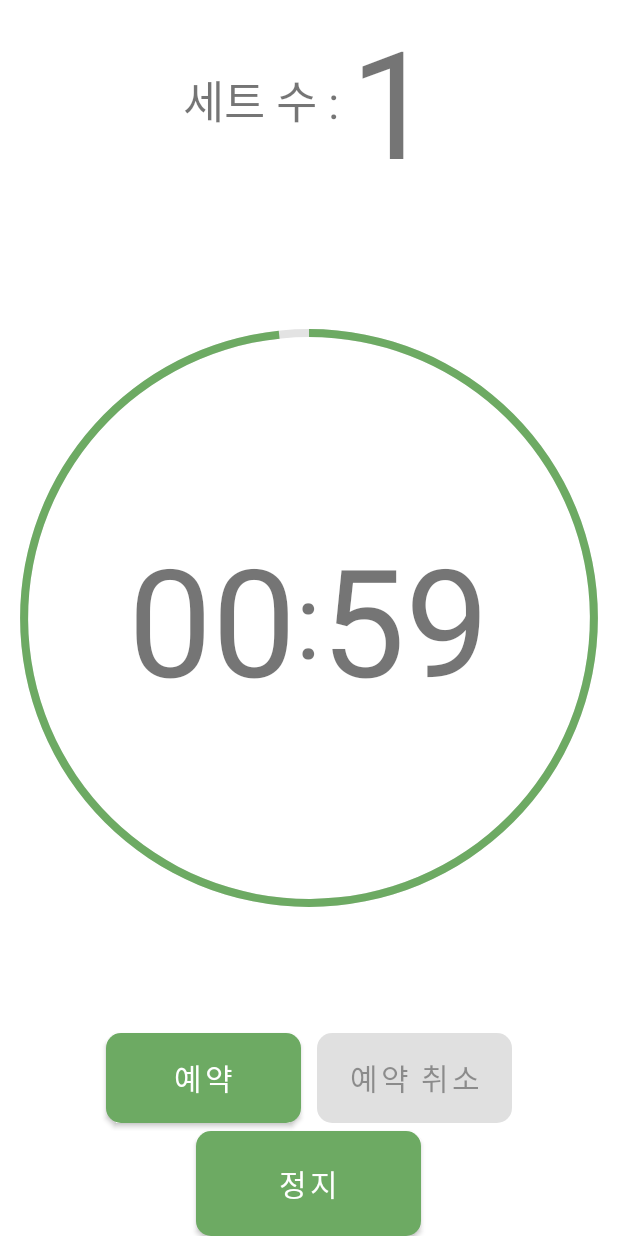
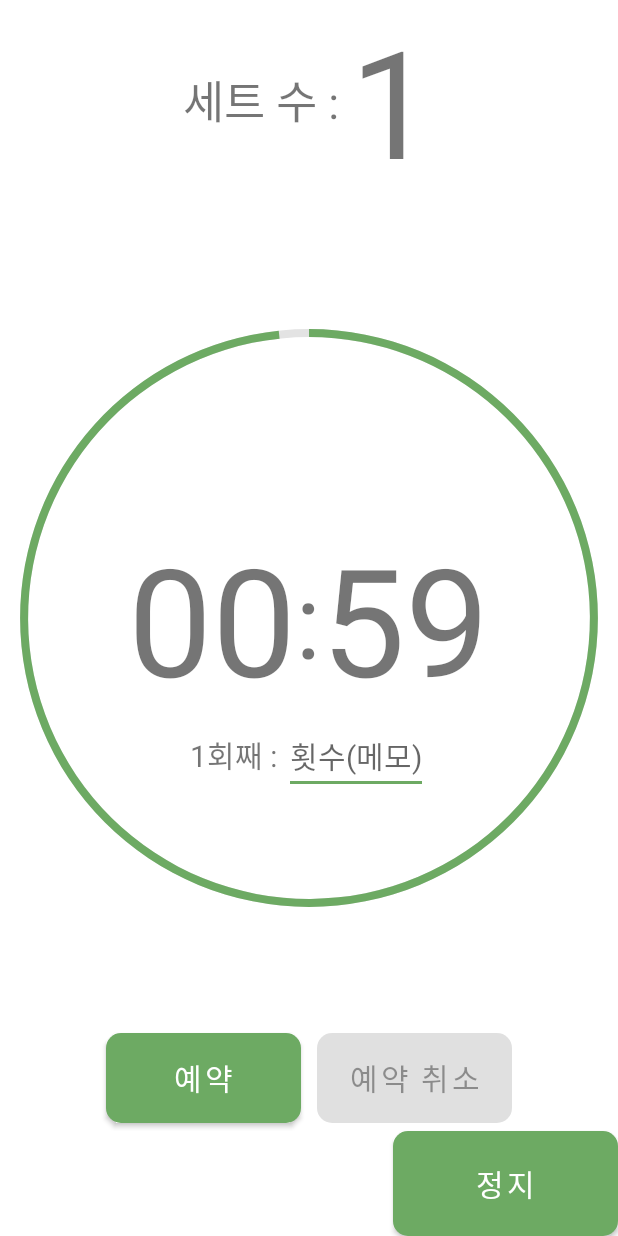
Before and after one commit to 9ranr11d/exercise, an Android app: the TimerScene screen opened directly, with no data from a screen before it, on a phone screen of 412 x 824 dp. Run offline under Robolectric (Android 15) with nearby library versions, the phone set to English and light mode, and no system bars.

Commit message:
ADD 'REPS PER SET'

```diff
--- a/app/build.gradle
+++ b/app/build.gradle
@@ -9,8 +9,8 @@ android {
         applicationId "com.example.exercise"
         minSdk 26
         targetSdk 31
-        versionCode 18
-        versionName "0.0.1"
+        versionCode 19
+        versionName "0.1.0"
 
         testInstrumentationRunner "androidx.test.runner.AndroidJUnitRunner"
     }
--- a/app/src/main/java/com/example/exercise/MainActivity.java
+++ b/app/src/main/java/com/example/exercise/MainActivity.java
@@ -31,7 +31,7 @@ public class MainActivity extends AppCompatActivity implements View.OnClickListe
     public final static String TAG = "MainActivity";
     public final static int MaxSetNum = 20;     //운동 세트수의 최대값
     public final static String sfFileName = "save_value";
-    public static int DPI, seq, setNum = 0, themeNum, timeDefault;
+    public static int DPI = 0, seq = 0, setNum = 0, themeNum = 0, timeDefault = 0, lastSeq = 0;
 
     private Button settingBtn;
 
@@ -72,8 +72,9 @@ public class MainActivity extends AppCompatActivity implements View.OnClickListe
         String sql = "SELECT * FROM exercise;";
         Cursor lookupCursor = db.rawQuery(sql,null);
         while(lookupCursor.moveToNext()) {
+            lastSeq = lookupCursor.getInt(0);
             exerciseDAO.insertObj(
-                    lookupCursor.getInt(0),
+                    lastSeq,
                     lookupCursor.getString(1),
                     lookupCursor.getString(2),
                     lookupCursor.getString(3),
--- a/app/src/main/java/com/example/exercise/RecordMenu.java
+++ b/app/src/main/java/com/example/exercise/RecordMenu.java
@@ -167,7 +167,7 @@ public class RecordMenu extends Fragment implements View.OnClickListener {
             for(int i = 0; i < typeAry.length; i++) {
                 typeList.add(Collections.frequency(dateType, date + ":" + typeAry[i]));     //부위별 빈도수를 typeList에 저장
             }
-            Log.d(TAG, "date type frequency = " + date + typeList);
+            Log.d(TAG, date + " type frequency = " + typeList);
             int colorNum = typeList.indexOf(Collections.max(typeList));                           //typeList의 최빈수의 위치를 저장
 
             Log.d(TAG, date + " color = " + Integer.toHexString(colorAry[colorNum]));
--- a/app/src/main/java/com/example/exercise/TimerScene.java
+++ b/app/src/main/java/com/example/exercise/TimerScene.java
@@ -17,19 +17,24 @@ import android.os.Build;
 import android.os.Bundle;
 import android.util.Log;
 import android.view.View;
+import android.view.inputmethod.EditorInfo;
 import android.widget.Button;
+import android.widget.EditText;
 import android.widget.ProgressBar;
 import android.widget.TextView;
 import android.widget.Toast;
 
+import java.util.Arrays;
 import java.util.Timer;
 import java.util.TimerTask;
 
 public class TimerScene extends AppCompatActivity implements View.OnClickListener {
     private final String TAG = "TimerScene";
-    private int minute = 0, second = 0, setNum = 0, timeMNum = 0, timeSNum = 0, routine = 0, tScenMode = 0;
+    private int minute = 0, second = 0, setNum = 0, timeMNum = 0, timeSNum = 0, routine = 0, tSceneMode = 0;
+    private String repsPerSet = "";
 
-    private TextView minuteTex, secondTex, timerSetTex;
+    private TextView minuteTex, secondTex, timerSetTex, numTex;
+    private EditText numEdit;
     private Button timeStopBtn, reservationBtn, reserCancelBtn;
     private ProgressBar ringProgressBar;
 
@@ -58,7 +63,7 @@ public class TimerScene extends AppCompatActivity implements View.OnClickListene
 
                 Toast.makeText(getApplication(), "기록이 예약되었습니다.", Toast.LENGTH_SHORT).show();
 
-                tScenMode = 1;      //1 : 예약, 0 : 예약 취소
+                tSceneMode = 1;      //1 : 예약, 0 : 예약 취소
             }else if(result.getResultCode() == RESULT_CANCELED) {
                 reservationBtn.setEnabled(true);
                 reserCancelBtn.setEnabled(false);
@@ -68,6 +73,11 @@ public class TimerScene extends AppCompatActivity implements View.OnClickListene
         minuteTex = findViewById(R.id.minuteTex);
         secondTex = findViewById(R.id.secondTex);
         timerSetTex = findViewById(R.id.timerSetTex);
+        numTex = findViewById(R.id.numTex);
+        //Edit
+        numEdit = findViewById(R.id.numEdit);
+
+        numEdit.setImeOptions(EditorInfo.IME_ACTION_DONE);  //키보드 내려가게
         //버튼
         timeStopBtn = findViewById(R.id.timeStopBtn);
         reservationBtn = findViewById(R.id.reservationBtn);
@@ -86,6 +96,7 @@ public class TimerScene extends AppCompatActivity implements View.OnClickListene
         timeSNum = getTimerIntent.getIntExtra("second", 0);
         setNum = getTimerIntent.getIntExtra("set_n", 0);
         routine = getTimerIntent.getIntExtra("routine", 1);
+        repsPerSet = getTimerIntent.getStringExtra("reps_per_set");
 
         minute = timeMNum;
         second = timeSNum;
@@ -94,10 +105,8 @@ public class TimerScene extends AppCompatActivity implements View.OnClickListene
         ringProgressBar.setMin(0);
         ringProgressBar.setProgress(getMaxTime(minute, second));
 
-        ++setNum;
-
-        timerSetTex.setText(String.valueOf(setNum));
-
+        timerSetTex.setText(String.valueOf(++setNum));
+        numTex.setText(setNum + "회째 : ");
         //타이머 시작
         restTimerTask = createTimerTask();
         timer.schedule(restTimerTask, 0, 1000);
@@ -134,12 +143,16 @@ public class TimerScene extends AppCompatActivity implements View.OnClickListene
                             }
 
                             successIntent.putExtra("set_n", setNum);
-
                             Log.d(TAG, "setNum = " + setNum);
 
-                            if(tScenMode == 0)
+                            if(tSceneMode == 0) {   //예약 X
+                                String tRPS = numEdit.getText().toString();
+                                successIntent.putExtra("reps_per_set", tRPS);
+                                Log.d(TAG, "reps per set = " + tRPS);
+
                                 setResult(RESULT_OK, successIntent);
-                            else
+                            }
+                            else                    //예약 O
                                 setResult(2, successIntent);
 
                             showNoti(TAG, "쉬는 시간 끝");
@@ -177,6 +190,7 @@ public class TimerScene extends AppCompatActivity implements View.OnClickListene
         notiIntent.putExtra("routine", routine);
 
         PendingIntent notiPendingIntent;
+
         if(Build.VERSION.SDK_INT >= Build.VERSION_CODES.S) {
             notiPendingIntent = PendingIntent.getActivity(getApplication(), 99, notiIntent, PendingIntent.FLAG_UPDATE_CURRENT | PendingIntent.FLAG_MUTABLE);
         }else {
@@ -187,6 +201,7 @@ public class TimerScene extends AppCompatActivity implements View.OnClickListene
         NotificationCompat.Builder notificationBuilder;
 
         notificationManager = (NotificationManager) getApplication().getSystemService(Context.NOTIFICATION_SERVICE);
+
         if(Build.VERSION.SDK_INT >= Build.VERSION_CODES.O) {
             notificationManager.createNotificationChannel(new NotificationChannel("default", "기본 채널", NotificationManager.IMPORTANCE_DEFAULT));
             notificationBuilder = new NotificationCompat.Builder(getApplication(), "default");
@@ -215,9 +230,22 @@ public class TimerScene extends AppCompatActivity implements View.OnClickListene
                 finish();
                 break;
             case R.id.reservationBtn:   //예약
+                int[] iRPS = new int[setNum];
+                //저장된 임시저장값이 있을 때만 실행
+                if(repsPerSet.length() != 0) {
+                    String[] tRPS = repsPerSet.split(",");
+                    //세트별 횟수 임시저장값을 배열의 맞는 위치에 대입
+                    for (String str : tRPS) {
+                        String[] tStr = str.split(":");
+                        int tInt = Integer.parseInt(tStr[0]) - 1;
+                        iRPS[tInt] = Integer.parseInt(tStr[1]);
+                    }
+                    Log.d(TAG, "reps per set = " + Arrays.toString(iRPS));
+                }
                 Intent recordIntent = new Intent(getApplication(), RecordScene.class);
                 recordIntent.putExtra("set_n", setNum);
                 recordIntent.putExtra("eName", routine);
+                recordIntent.putExtra("reps_per_set", iRPS);
 
                 tSceneLauncher.launch(recordIntent);
                 //예약 버튼 비활성화, 예약취소 버튼 활성화
@@ -225,7 +253,7 @@ public class TimerScene extends AppCompatActivity implements View.OnClickListene
                 reserCancelBtn.setEnabled(true);
                 break;
             case R.id.reserCancelBtn:   //예약취소
-                tScenMode = 0;
+                tSceneMode = 0;
                 Toast.makeText(getApplication(), "예약 취소되었습니다.", Toast.LENGTH_SHORT).show();
                 //예약 버튼 활성화, 예약취소 버튼 비활성화
                 reservationBtn.setEnabled(true);
--- a/app/src/main/res/layout/activity_popup.xml
+++ b/app/src/main/res/layout/activity_popup.xml
@@ -30,6 +30,7 @@
         <Spinner
             android:layout_width="200dp"
             android:layout_height="wrap_content"
+            android:spinnerMode="dropdown"
             android:id="@+id/pTypeSpi" />
 
     </LinearLayout>
--- a/app/src/main/res/layout/activity_record_scene.xml
+++ b/app/src/main/res/layout/activity_record_scene.xml
@@ -32,8 +32,7 @@
             android:id="@+id/eTypeSpi"
             android:layout_width="110dp"
             android:layout_height="wrap_content"
-            android:spinnerMode="dropdown"
-            android:textAlignment="center" />
+            android:spinnerMode="dropdown" />
 
     </LinearLayout>
 
--- a/app/src/main/res/layout/activity_timer_scene.xml
+++ b/app/src/main/res/layout/activity_timer_scene.xml
@@ -5,6 +5,30 @@
     android:layout_width="match_parent"
     android:layout_height="match_parent"
     tools:context=".TimerScene">
+
+    <LinearLayout
+        android:id="@+id/setLay"
+        android:layout_width="wrap_content"
+        android:layout_height="wrap_content"
+        android:layout_alignParentTop="true"
+        android:layout_centerHorizontal="true"
+        android:gravity="center"
+        android:orientation="horizontal">
+
+        <TextView
+            android:layout_width="wrap_content"
+            android:layout_height="wrap_content"
+            android:text="세트 수 : "
+            android:textSize="30dp" />
+
+        <TextView
+            android:id="@+id/timerSetTex"
+            android:layout_width="wrap_content"
+            android:layout_height="wrap_content"
+            android:text="0"
+            android:textSize="100dp" />
+
+    </LinearLayout>
 
     <ProgressBar
         android:id="@+id/ringProgressBar"
@@ -50,26 +74,25 @@
     </LinearLayout>
 
     <LinearLayout
-        android:id="@+id/setLay"
         android:layout_width="wrap_content"
         android:layout_height="wrap_content"
-        android:layout_centerHorizontal="true"
-        android:layout_alignParentTop="true"
-        android:gravity="center"
-        android:orientation="horizontal">
+        android:orientation="horizontal"
+        android:layout_below="@id/timerLay"
+        android:layout_centerHorizontal="true" >
 
         <TextView
+            android:id="@+id/numTex"
             android:layout_width="wrap_content"
             android:layout_height="wrap_content"
-            android:text="세트 수 : "
-            android:textSize="30dp" />
+            android:textSize="20sp" />
 
-        <TextView
-            android:id="@+id/timerSetTex"
+        <EditText
+            android:id="@+id/numEdit"
             android:layout_width="wrap_content"
             android:layout_height="wrap_content"
-            android:text="0"
-            android:textSize="100dp" />
+            android:hint="횟수(메모)"
+            android:textSize="20sp"
+            android:inputType="number" />
 
     </LinearLayout>
 
@@ -104,9 +127,9 @@
         android:id="@+id/timeStopBtn"
         android:layout_width="150dp"
         android:layout_height="70dp"
+        android:layout_alignParentBottom="true"
+        android:layout_alignParentRight="true"
         android:background="@drawable/button_background"
-        android:layout_alignParentBottom="true"
-        android:layout_centerHorizontal="true"
         android:text="정지"
         android:textSize="20dp" />
 
```
Also changed, not shown: app/src/main/java/com/example/exercise/PopupActivity.java (+13 -15 lines), app/src/main/java/com/example/exercise/RecordScene.java (+14 -2 lines), app/src/main/java/com/example/exercise/TimerMenu.java (+28 -4 lines).
